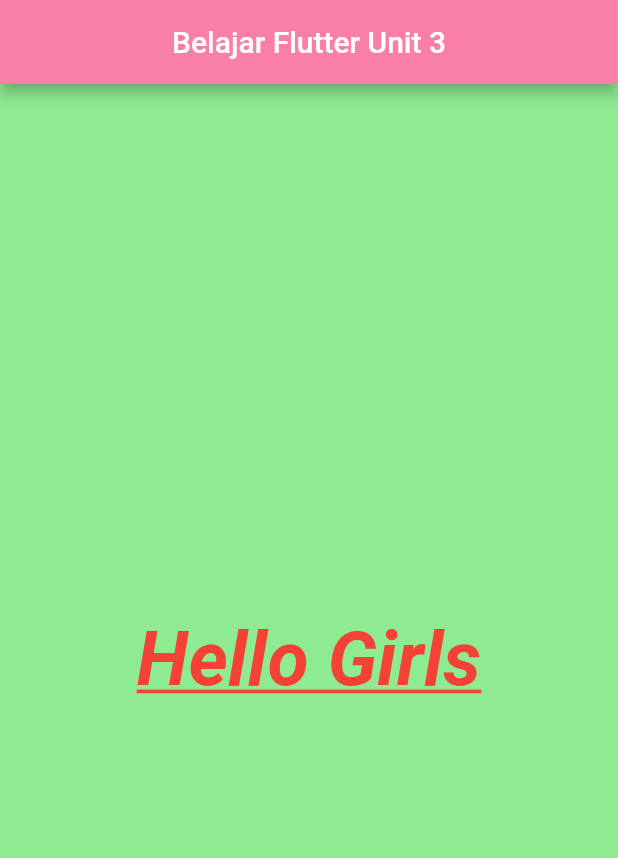
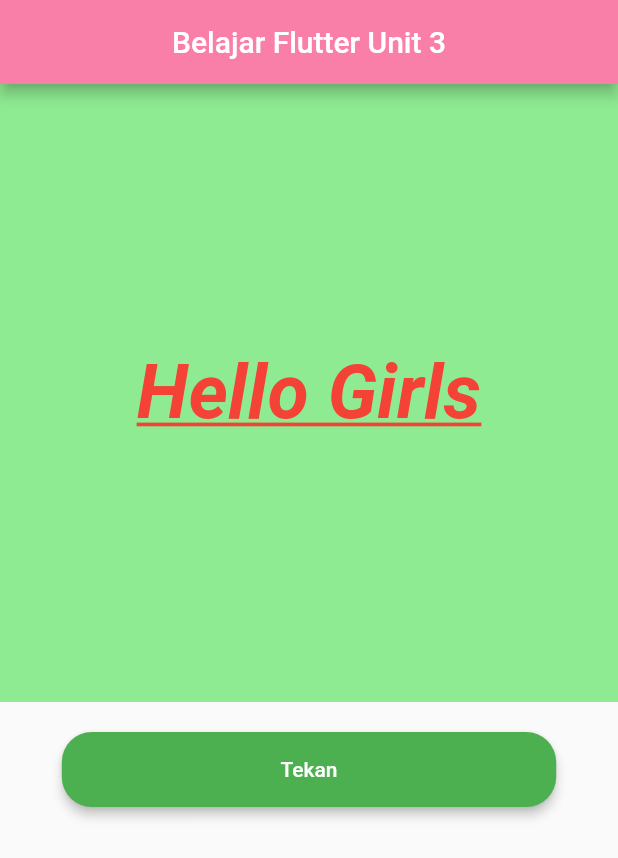
Before and after one commit to inayahputri21/flutter_application_1_unit3, a Flutter app: the screen it shows after launch, on a phone screen of 412 x 824 dp. Shown: the top 858 px of the screen. Run offline on Flutter 3.47's test engine with Material 2 defaults, Android fonts, the phone set to English and light mode, and no system bars.

Commit message:
belajar column, row dan button

```diff
--- a/lib/my_home_page.dart
+++ b/lib/my_home_page.dart
@@ -13,8 +13,11 @@ class MyHomePage extends StatelessWidget {
         centerTitle: true,
         backgroundColor: Color.fromARGB(255, 250, 127, 168),
       ),
-      body: Container(
-        height: MediaQuery.of(context).size.height,
+      body: Column(
+        children: [
+      Flexible(
+            child: Container(
+              height: MediaQuery.of(context).size.height * 0.5,
               width: MediaQuery.of(context).size.width,
               color: Color.fromARGB(255, 143, 235, 146),
               child: Center(child: const Text(
@@ -29,6 +32,29 @@ class MyHomePage extends StatelessWidget {
                 ))
               ),
             ),
+          ),
+          SizedBox(height: 20),
+          SizedBox(
+            height: 50,
+            width: MediaQuery.of(context).size.width * 0.8,
+            child: ElevatedButton (
+              onPressed: () {},
+            child: Text ("Tekan"),
+            style: ElevatedButton.styleFrom(
+              backgroundColor: Colors.green,
+              shape: RoundedRectangleBorder(borderRadius: BorderRadius.circular(20),
+
+              ),
+              elevation: 3,
+              shadowColor: Colors.black,
+
+                )
+            ),
+
+            ),
+
+        ],
+      ),
     );
   }
 }
```
Lines whose indentation alone changed are shown as unchanged.
